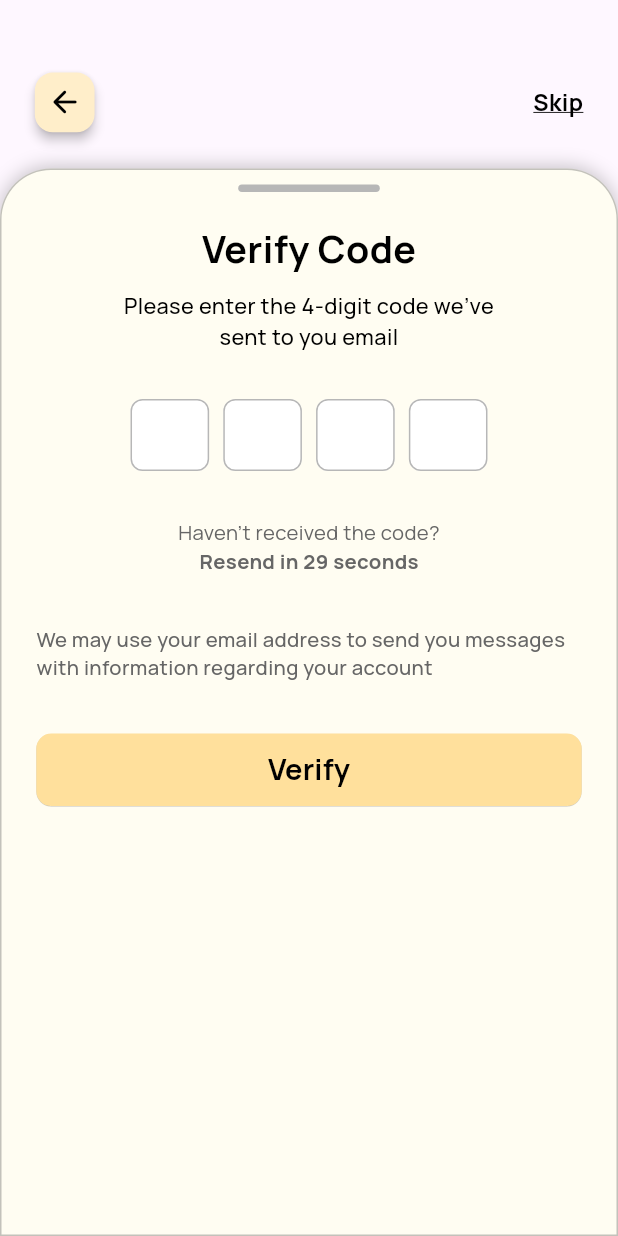
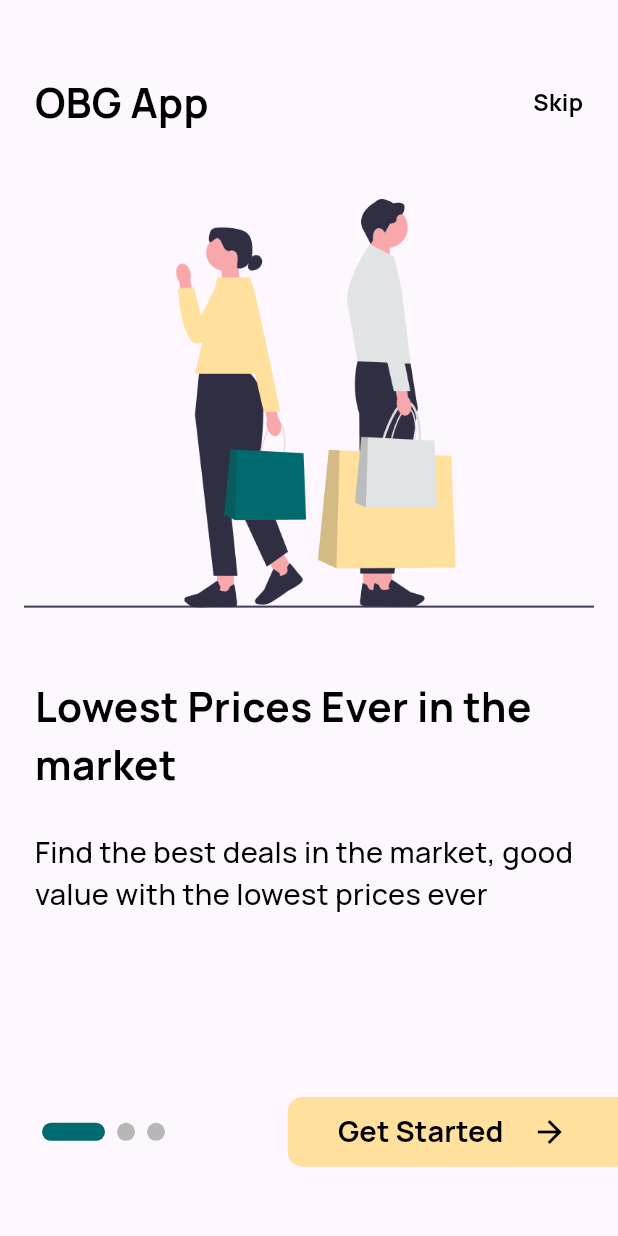
Before and after one commit to moayyad24/old_but_gold, a Flutter app: the screen it shows after launch, after a tap on "Get Started", on a phone screen of 412 x 824 dp. Run offline on Flutter 3.47's test engine with Material 3 defaults, Android fonts, the phone set to English and light mode, and no system bars; our stand-ins replace dartz, device_preview, dio, flutter_bloc, flutter_screenutil, flutter_svg and 2 more; missing offline and left inert: adoptive_calendar, slang; generated files the repository leaves out were written again.

Commit message:
introduction screen finished

```diff
--- a/lib/core/constants/routes.dart
+++ b/lib/core/constants/routes.dart
@@ -2,6 +2,7 @@ class Routes {
   static const String homeScreen = '/';
   //OnBoarding
   static const String onboardingScreen = '/';
+  static const String introductionScreen = '/introductionScreen';
   //Auth
   static const String loginScreen = '/loginScreen';
   static const String signUpScreen = '/signUpScreen';
--- a/lib/core/helper/app_router.dart
+++ b/lib/core/helper/app_router.dart
@@ -10,6 +10,7 @@ import 'package:old_but_gold/features/auth/ui/forget_password_screen.dart';
 import 'package:old_but_gold/features/auth/ui/login_screen.dart';
 import 'package:old_but_gold/features/auth/ui/sign_up_screen.dart';
 import 'package:old_but_gold/features/auth/ui/verify_code_screen.dart';
+import 'package:old_but_gold/features/onboarding/ui/introduction_screen.dart';
 import 'package:old_but_gold/features/onboarding/ui/onboarding_screen.dart';
 import 'package:old_but_gold/features/settings/ui/personal_information_screen.dart';
 
@@ -19,6 +20,8 @@ class AppRouter {
       //OnBoarding
       case Routes.onboardingScreen:
         return _buildOnboardingScreen();
+      case Routes.introductionScreen:
+        return _buildIntroductionScreen();
       //Auth
       case Routes.loginScreen:
         return _buildLoginScreen();
@@ -38,6 +41,10 @@ class AppRouter {
 
   Route _buildOnboardingScreen() {
     return MaterialPageRoute(builder: (_) => const OnboardingScreen());
+  }
+
+  Route _buildIntroductionScreen() {
+    return MaterialPageRoute(builder: (_) => const IntroductionScreen());
   }
 
   Route _buildLoginScreen() {
--- /dev/null
+++ b/lib/features/onboarding/data/model/introduction_model.dart
@@ -0,0 +1,31 @@
+class IntroductionModel {
+  final String image;
+  final String title;
+  final String subTitle;
+  IntroductionModel({
+    required this.image,
+    required this.title,
+    required this.subTitle,
+  });
+}
+
+List<IntroductionModel> introList = [
+  IntroductionModel(
+    image: 'assets/images/intro_01.png',
+    title: 'Lowest Prices Ever in the market',
+    subTitle:
+        'Find the best deals in the market, good value with the lowest prices ever',
+  ),
+  IntroductionModel(
+    image: 'assets/images/intro_02.png',
+    title: 'Tailored Features just for you',
+    subTitle:
+        'Tailored recommendations catering you needs, with the option of selecting you preferences ',
+  ),
+  IntroductionModel(
+    image: 'assets/images/intro_03.png',
+    title: 'Buy your stuff , Get paid and more..',
+    subTitle:
+        'Create a post, have clients, and buy your items with trusted users',
+  ),
+];
--- /dev/null
+++ b/lib/features/onboarding/manager/introduction_cubit/introduction_cubit.dart
@@ -0,0 +1,31 @@
+import 'package:flutter/material.dart';
+import 'package:flutter_bloc/flutter_bloc.dart';
+import 'package:old_but_gold/features/onboarding/data/model/introduction_model.dart';
+import 'package:old_but_gold/features/onboarding/manager/introduction_cubit/introduction_state.dart';
+
+class IntroductionCubit extends Cubit<IntroductionState> {
+  IntroductionCubit() : super(const IntroductionState(currentIndex: 0));
+  PageController pageController = PageController();
+  int currentIndex = 0;
+  void nextPage() async {
+    if (state.currentIndex < introList.length - 1) {
+      currentIndex = state.currentIndex + 1;
+      await pageController.animateToPage(
+        currentIndex,
+        duration: const Duration(milliseconds: 500),
+        curve: Curves.easeInOut,
+      );
+      emit(state.copyWith(currentIndex: currentIndex));
+    }
+  }
+
+  void updatePageIndex(int index) {
+    emit(state.copyWith(currentIndex: index));
+  }
+
+  @override
+  Future<void> close() {
+    pageController.dispose();
+    return super.close();
+  }
+}
--- /dev/null
+++ b/lib/features/onboarding/manager/introduction_cubit/introduction_state.dart
@@ -0,0 +1,9 @@
+class IntroductionState {
+  final int currentIndex;
+
+  const IntroductionState({required this.currentIndex});
+
+  IntroductionState copyWith({int? currentIndex}) {
+    return IntroductionState(currentIndex: currentIndex ?? this.currentIndex);
+  }
+}
--- /dev/null
+++ b/lib/features/onboarding/ui/introduction_screen.dart
@@ -0,0 +1,69 @@
+import 'package:flutter/material.dart';
+import 'package:flutter_bloc/flutter_bloc.dart';
+import 'package:flutter_screenutil/flutter_screenutil.dart';
+import 'package:old_but_gold/core/theme/app_colors.dart';
+import 'package:old_but_gold/features/onboarding/data/model/introduction_model.dart';
+import 'package:old_but_gold/features/onboarding/manager/introduction_cubit/introduction_cubit.dart';
+import 'package:old_but_gold/features/onboarding/manager/introduction_cubit/introduction_state.dart';
+import 'package:old_but_gold/features/onboarding/ui/widgets/dots_indicator.dart';
+import 'package:old_but_gold/features/onboarding/ui/widgets/get_started_button.dart';
+import 'package:old_but_gold/features/onboarding/ui/widgets/intro_app_bar.dart';
+import 'package:old_but_gold/features/onboarding/ui/widgets/intro_page_view_column.dart';
+
+class IntroductionScreen extends StatelessWidget {
+  const IntroductionScreen({super.key});
+
+  @override
+  Widget build(BuildContext context) {
+    return BlocProvider(
+      create: (context) => IntroductionCubit(),
+      child: Scaffold(
+        body: BlocBuilder<IntroductionCubit, IntroductionState>(
+          builder: (context, state) {
+            final cubit = context.read<IntroductionCubit>();
+            return Column(
+              children: [
+                const IntroAppBar(),
+                47.verticalSpace,
+                Expanded(
+                  child: PageView.builder(
+                    controller: cubit.pageController,
+                    onPageChanged: (i) {
+                      cubit.updatePageIndex(i);
+                    },
+                    itemCount: introList.length,
+                    itemBuilder: (context, index) {
+                      return IntroPageViewColumn(
+                        image: introList[index].image,
+                        title: introList[index].title,
+                        subTitle: introList[index].subTitle,
+                      );
+                    },
+                  ),
+                ),
+                Row(
+                  mainAxisAlignment: MainAxisAlignment.spaceBetween,
+                  children: [
+                    Padding(
+                      padding: const EdgeInsets.only(left: 24.0),
+                      child: DotsIndicator(
+                        dotsCount: 3,
+                        currentDot: state.currentIndex,
+                        activeColor: AppColors.green006A6F,
+                        inactiveColor: AppColors.greyB7B7B7,
+                        dotSize: 12.0,
+                        activeDotWidth: 42.0,
+                      ),
+                    ),
+                    GetStartedButton(onPressed: cubit.nextPage),
+                  ],
+                ),
+                47.verticalSpace,
+              ],
+            );
+          },
+        ),
+      ),
+    );
+  }
+}
--- a/lib/features/onboarding/ui/onboarding_screen.dart
+++ b/lib/features/onboarding/ui/onboarding_screen.dart
@@ -49,7 +49,7 @@ class OnboardingScreen extends StatelessWidget {
                 AppConfirmButton(
                   text: 'Get Started',
                   onPressed: () {
-                    Navigator.pushNamed(context, Routes.verifyCodeScreen);
+                    Navigator.pushNamed(context, Routes.introductionScreen);
                   },
                 ),
                 12.verticalSpace,
--- /dev/null
+++ b/lib/features/onboarding/ui/widgets/dots_indicator.dart
@@ -0,0 +1,90 @@
+import 'package:flutter/material.dart';
+
+class DotsIndicator extends StatefulWidget {
+  final int dotsCount;
+  final int currentDot;
+  final Color activeColor;
+  final Color inactiveColor;
+  final double dotSize;
+  final double activeDotWidth;
+
+  const DotsIndicator({
+    super.key,
+    required this.dotsCount,
+    required this.currentDot,
+    this.activeColor = Colors.blue,
+    this.inactiveColor = Colors.grey,
+    this.dotSize = 8.0,
+    this.activeDotWidth = 24.0,
+  });
+
+  @override
+  State<DotsIndicator> createState() => _DotsIndicatorState();
+}
+
+class _DotsIndicatorState extends State<DotsIndicator>
+    with TickerProviderStateMixin {
+  late AnimationController _controller;
+  late Animation<double> _animation;
+
+  @override
+  void initState() {
+    super.initState();
+    _controller = AnimationController(
+      duration: const Duration(milliseconds: 300),
+      vsync: this,
+    );
+    _animation = Tween<double>(
+      begin: 0,
+      end: 1,
+    ).animate(CurvedAnimation(parent: _controller, curve: Curves.easeInOut));
+    _controller.forward();
+  }
+
+  @override
+  void didUpdateWidget(DotsIndicator oldWidget) {
+    super.didUpdateWidget(oldWidget);
+    if (oldWidget.currentDot != widget.currentDot) {
+      _controller.reset();
+      _controller.forward();
+    }
+  }
+
+  @override
+  void dispose() {
+    _controller.dispose();
+    super.dispose();
+  }
+
+  @override
+  Widget build(BuildContext context) {
+    return Row(
+      mainAxisAlignment: MainAxisAlignment.center,
+      children: List.generate(widget.dotsCount, (index) {
+        return AnimatedBuilder(
+          animation: _animation,
+          builder: (context, child) {
+            final isActive = index == widget.currentDot;
+            final width =
+                isActive
+                    ? Tween<double>(
+                      begin: widget.dotSize,
+                      end: widget.activeDotWidth,
+                    ).evaluate(_animation)
+                    : widget.dotSize;
+
+            return Container(
+              margin: const EdgeInsets.symmetric(horizontal: 4),
+              height: widget.dotSize,
+              width: width,
+              decoration: BoxDecoration(
+                color: isActive ? widget.activeColor : widget.inactiveColor,
+                borderRadius: BorderRadius.circular(widget.dotSize / 2),
+              ),
+            );
+          },
+        );
+      }),
+    );
+  }
+}
--- /dev/null
+++ b/lib/features/onboarding/ui/widgets/get_started_button.dart
@@ -0,0 +1,39 @@
+import 'package:flutter/material.dart';
+import 'package:flutter_screenutil/flutter_screenutil.dart';
+import 'package:old_but_gold/core/theme/app_colors.dart';
+import 'package:old_but_gold/core/theme/app_text_styles.dart';
+
+class GetStartedButton extends StatelessWidget {
+  final VoidCallback onPressed;
+
+  const GetStartedButton({super.key, required this.onPressed});
+
+  @override
+  Widget build(BuildContext context) {
+    return ElevatedButton(
+      onPressed: onPressed,
+
+      style: ElevatedButton.styleFrom(
+        backgroundColor: AppColors.mainFFE09C, // Background color
+        foregroundColor: AppColors.black, // Text/icon color
+        shape: const RoundedRectangleBorder(
+          borderRadius: BorderRadiusDirectional.only(
+            topStart: Radius.circular(10),
+            bottomStart: Radius.circular(10),
+          ),
+        ),
+        elevation: 0,
+        minimumSize: Size(210.w, 48.h),
+        maximumSize: Size(210.w, 48.h),
+      ),
+      child: Row(
+        mainAxisSize: MainAxisSize.min,
+        children: [
+          Text('Get Started', style: AppTextStyles.bold20),
+          SizedBox(width: 18.w),
+          Icon(Icons.arrow_forward, size: 24),
+        ],
+      ),
+    );
+  }
+}
--- /dev/null
+++ b/lib/features/onboarding/ui/widgets/intro_app_bar.dart
@@ -0,0 +1,21 @@
+import 'package:flutter/material.dart';
+import 'package:old_but_gold/core/theme/app_text_styles.dart';
+import 'package:old_but_gold/core/theme/ui_parameters.dart';
+
+class IntroAppBar extends StatelessWidget {
+  const IntroAppBar({super.key});
+
+  @override
+  Widget build(BuildContext context) {
+    return Padding(
+      padding: UiParameters.dPadding,
+      child: Row(
+        mainAxisAlignment: MainAxisAlignment.spaceBetween,
+        children: [
+          Text('OBG App', style: AppTextStyles.bold28),
+          Text('Skip', style: AppTextStyles.bold16),
+        ],
+      ),
+    );
+  }
+}
--- /dev/null
+++ b/lib/features/onboarding/ui/widgets/intro_page_view_column.dart
@@ -0,0 +1,37 @@
+import 'package:flutter/material.dart';
+import 'package:flutter_screenutil/flutter_screenutil.dart';
+import 'package:old_but_gold/core/theme/app_text_styles.dart';
+import 'package:old_but_gold/core/theme/ui_parameters.dart';
+
+class IntroPageViewColumn extends StatelessWidget {
+  final String image;
+  final String title;
+  final String subTitle;
+
+  const IntroPageViewColumn({
+    super.key,
+    required this.image,
+    required this.title,
+    required this.subTitle,
+  });
+
+  @override
+  Widget build(BuildContext context) {
+    return Column(
+      children: [
+        Image.asset(image, height: 282.h, width: 403.w),
+        47.verticalSpace,
+        Padding(
+          padding: UiParameters.hPadding,
+          child: Column(
+            children: [
+              Text(title, style: AppTextStyles.bold28),
+              26.verticalSpace,
+              Text(subTitle, style: AppTextStyles.medium20),
+            ],
+          ),
+        ),
+      ],
+    );
+  }
+}
```
Also changed, not shown: assets/images/intro_01.png (added), assets/images/intro_02.png (added), assets/images/intro_03.png (added).
